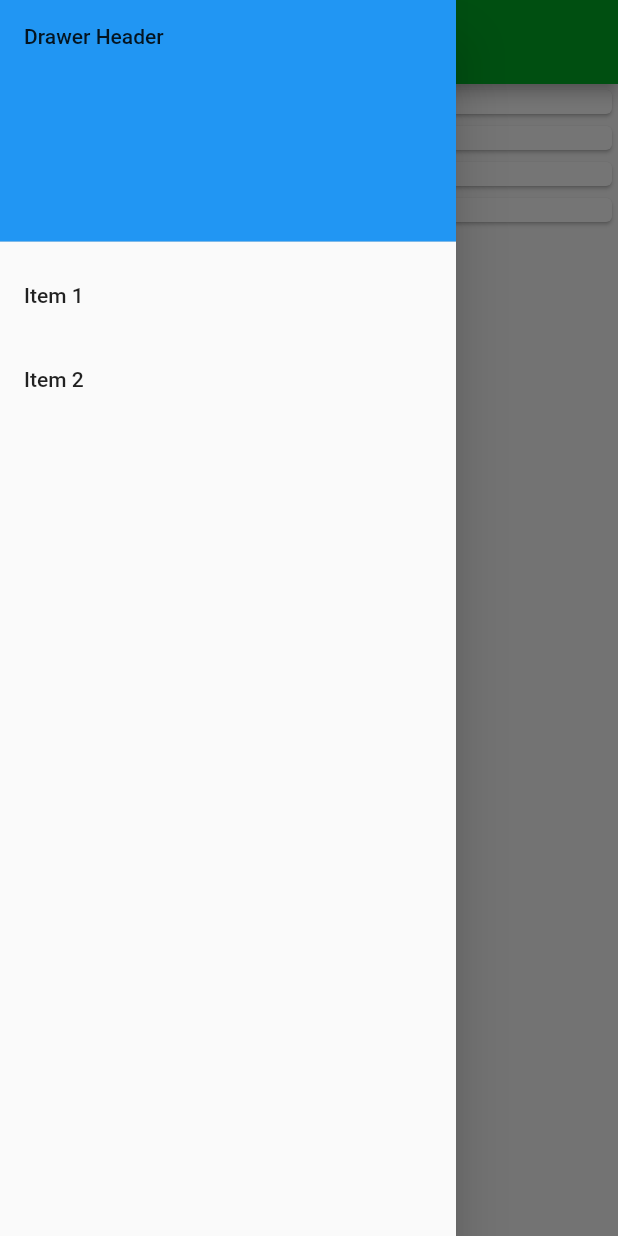
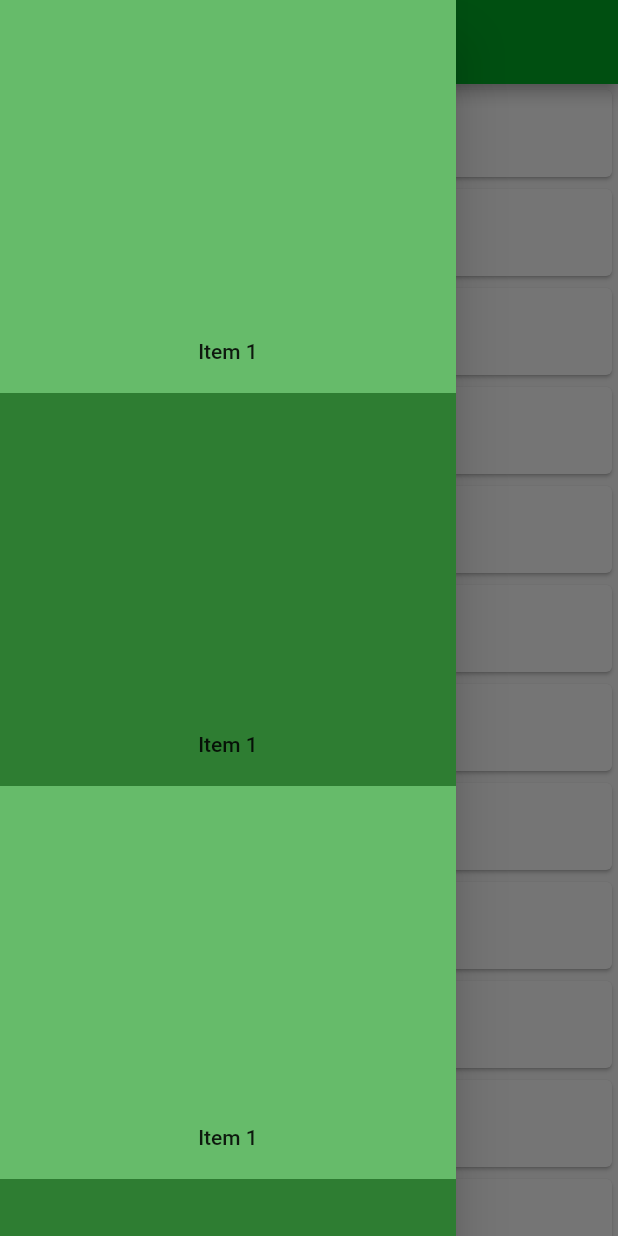
Before and after one commit to MithunW/Edu_App, a Flutter app: the HomePage screen opened by its route, with the side drawer open, on a phone screen of 412 x 824 dp. Run offline on Flutter 3.47's test engine with Material 2 defaults, Android fonts, the phone set to English and light mode, and no system bars; our stand-ins replace shared_preferences; accounts and stored records are empty.

Commit message:
Drawer and home view added

```diff
--- a/lib/UI/home.dart
+++ b/lib/UI/home.dart
@@ -10,65 +10,100 @@ import 'package:flutter/material.dart';
 class HomePage extends StatelessWidget {
   @override
   Widget build(BuildContext context) {
+    Size size = MediaQuery.of(context).size;
+    var padding = MediaQuery.of(context).padding;
     return SafeArea(
       child: Scaffold(
         drawer: Drawer(
-          child: buildDrawer(),
+          child: buildDrawer(size, padding),
         ),
-        appBar: AppBar(),
+        appBar: AppBar(
+          title: Text("පහේ පන්තිය"),
+        ),
         body: buildHome(),
       ),
     );
   }
 
-
-
   Widget buildHome() {
-    return Center(
-      child: Container(
-          child: ListView(
-        children: <Widget>[
-          Card(
-            child: Text("Paper 1"),
-          ),
-          Card(
-            child: Text("Paper 2"),
-          ),
-          Card(
-            child: Text("Paper 3"),
-          ),
-          Card(
-            child: Text("Paper 4"),
-          ),
-        ],
-      )),
+    return Container(
+      child: ListView.builder(
+        itemCount: 100,
+        itemBuilder: (context, position) {
+          return Card(
+            child: Padding(
+              padding: const EdgeInsets.all(16.0),
+              child: Text(
+                position.toString(),
+                style: TextStyle(fontSize: 22.0),
+              ),
+            ),
+          );
+        },
+      ),
     );
   }
 
-  Widget buildDrawer() {
+  Widget buildDrawer(size, padding) {
+    double height = size.height - padding.top - padding.bottom;
     return ListView(
-      // Important: Remove any padding from the ListView.
       padding: EdgeInsets.zero,
       children: <Widget>[
-        DrawerHeader(
-          child: Text('Drawer Header'),
-          decoration: BoxDecoration(
-            color: Colors.blue,
+        Container(
+          color: Colors.green[400],
+          child: Padding(
+            padding: EdgeInsets.fromLTRB(
+                size.width * 0.05, height * 0.25, size.width * 0.05, 0.0),
+            child: ListTile(
+              title: Text(
+                'Item 1',
+                textAlign: TextAlign.center,
+              ),
+              onTap: () {},
+            ),
           ),
         ),
-        ListTile(
-          title: Text('Item 1'),
-          onTap: () {
-            // Update the state of the app.
-            // ...
-          },
+        Container(
+          color: Colors.green[800],
+          child: Padding(
+            padding: EdgeInsets.fromLTRB(
+                size.width * 0.05, height * 0.25, size.width * 0.05, 0.0),
+            child: ListTile(
+              title: Text(
+                'Item 1',
+                textAlign: TextAlign.center,
+              ),
+              onTap: () {},
+            ),
+          ),
         ),
-        ListTile(
-          title: Text('Item 2'),
-          onTap: () {
-            // Update the state of the app.
-            // ...
-          },
+        Container(
+          color: Colors.green[400],
+          child: Padding(
+            padding: EdgeInsets.fromLTRB(
+                size.width * 0.05, height * 0.25, size.width * 0.05, 0.0),
+            child: ListTile(
+              title: Text(
+                'Item 1',
+                textAlign: TextAlign.center,
+              ),
+              onTap: () {},
+            ),
+          ),
+        ),
+        Container(
+          color: Colors.green[800],
+          child: Padding(
+            padding: EdgeInsets.fromLTRB(
+                size.width * 0.05, height * 0.25, size.width * 0.05, 0.0),
+            child: ListTile(
+              title: Text(
+                'Item 1',
+                textAlign: TextAlign.center,
+              ),
+              onTap: () {},
+            ),
+          ),
         ),
       ],
     );
```
